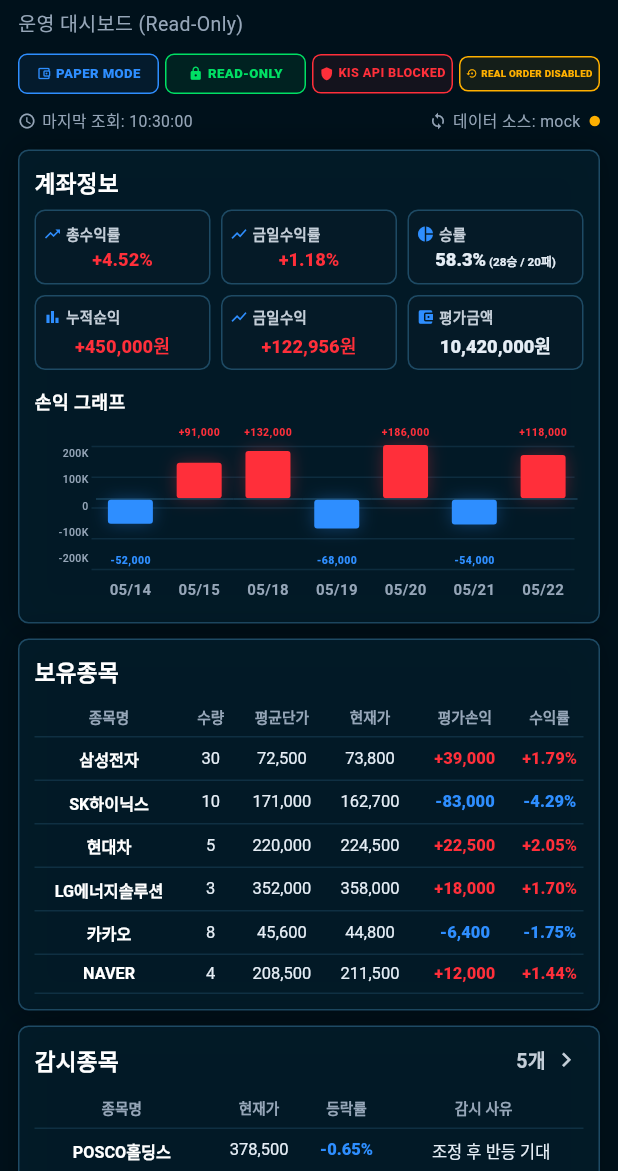
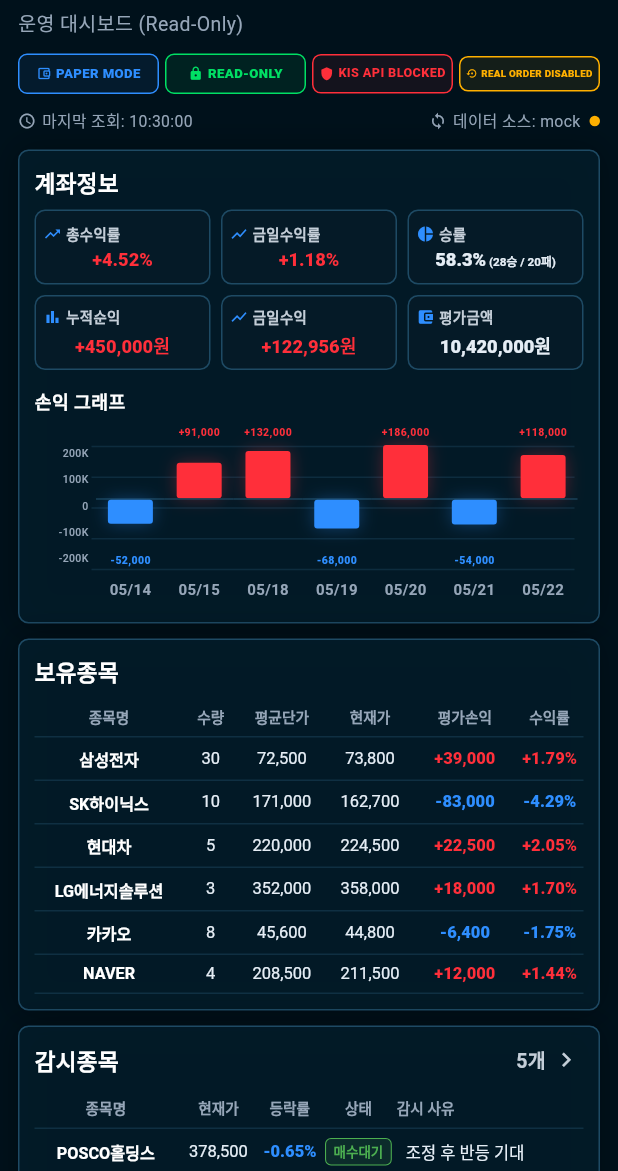
Before and after one commit to gunbarif-wq/Gichan_Abba_Mobile, a Flutter app: the screen it shows after launch, on a phone screen of 412 x 824 dp, the part 65-1236 px from its top. Run offline on Flutter 3.47's test engine with Material 3 defaults, Android fonts, the phone set to English and light mode, and no system bars.

Commit message:
feat: 감시종목 상태 컬럼 추가 (매도대기/매수대기), 감시사유 한글 다중표시
- 헤더: 등락률과 감시사유 사이에 '상태' 컬럼 추가 (flex 26/15/11/14/34)
- 상태 뱃지: 매도대기(주황, 보유종목), 매수대기(초록)
- 감시사유: reasons_ko 최대 3개 줄바꿈 표시, fallback watchReasonText
- 종목명 셀의 매도감시 인라인 뱃지 제거 (상태 컬럼으로 대체)
- 매도대기(보유종목) 서버 정렬 기준 상단 유지

Co-Authored-By: Claude Sonnet 4.6 <noreply@anthropic.com>

```diff
--- a/lib/main.dart
+++ b/lib/main.dart
@@ -641,61 +641,70 @@ class WatchlistTableCard extends StatelessWidget {
           : Column(
               children: [
                 const DataHeader(
-                  cells: ['종목명', '현재가', '등락률', '감시 사유'],
-                  flexes: [28, 16, 12, 32],
+                  cells: ['종목명', '현재가', '등락률', '상태', '감시 사유'],
+                  flexes: [26, 15, 11, 14, 34],
                   alignments: [
                     Alignment.center,
                     Alignment.center,
                     Alignment.center,
                     Alignment.center,
+                    Alignment.centerLeft,
                   ],
                 ),
                 ...items.map(
                   (item) {
-                    final sellBadge = item.isSellWatch
-                        ? Container(
-                            padding: const EdgeInsets.symmetric(horizontal: 4, vertical: 1),
-                            margin: const EdgeInsets.only(left: 4),
-                            decoration: BoxDecoration(
-                              color: Color(0xFFFF6B35).withOpacity(0.18),
-                              borderRadius: BorderRadius.circular(4),
-                              border: Border.all(color: const Color(0xFFFF6B35), width: 0.7),
-                            ),
-                            child: const Text('매도감시', style: TextStyle(fontSize: 9, color: Color(0xFFFF6B35))),
-                          )
-                        : const SizedBox.shrink();
-                    final nameCell = Row(
-                      mainAxisSize: MainAxisSize.min,
-                      children: [
-                        Flexible(child: NameText(item.name, item.symbol)),
-                        sellBadge,
-                      ],
+                    // 상태 뱃지
+                    final bool isSell = item.isSellWatch;
+                    final statusLabel = isSell ? '매도대기' : '매수대기';
+                    final statusColor = isSell ? const Color(0xFFFF6B35) : const Color(0xFF4CAF50);
+                    final statusBadge = Container(
+                      padding: const EdgeInsets.symmetric(horizontal: 5, vertical: 2),
+                      decoration: BoxDecoration(
+                        color: statusColor.withOpacity(0.13),
+                        borderRadius: BorderRadius.circular(4),
+                        border: Border.all(color: statusColor, width: 0.7),
+                      ),
+                      child: Text(
+                        statusLabel,
+                        style: TextStyle(fontSize: 9, color: statusColor, fontWeight: FontWeight.w600),
+                      ),
                     );
-                    final _baseReason = item.watchReasonText.isNotEmpty
-                        ? item.watchReasonText
-                        : (item.isSellWatch ? '매도감시' : item.stageStatus);
-                    final reasonText = item.isSellWatch && item.pnlPct != 0.0
-                        ? '$_baseReason (${item.pnlPct >= 0 ? "+" : ""}${item.pnlPct.toStringAsFixed(2)}%)'
-                        : _baseReason;
+
+                    // 감시사유: reasons_ko 최대 3개 줄바꿈, 없으면 watchReasonText fallback
+                    final reasonLines = item.reasonsKo.isNotEmpty
+                        ? item.reasonsKo.take(3).toList()
+                        : (item.watchReasonText.isNotEmpty
+                            ? item.watchReasonText.split(', ').take(3).toList()
+                            : <String>[]);
+                    final reasonWidget = reasonLines.isEmpty
+                        ? PlainText(item.stageStatus.isNotEmpty ? item.stageStatus : '-')
+                        : Column(
+                            crossAxisAlignment: CrossAxisAlignment.start,
+                            mainAxisSize: MainAxisSize.min,
+                            children: reasonLines
+                                .map((r) => Text(r, style: const TextStyle(color: AppColors.textMain, fontSize: 11), maxLines: 1, overflow: TextOverflow.ellipsis))
+                                .toList(),
+                          );
+
                     return Container(
-                      color: item.isSellWatch ? Color(0xFFFF6B35).withOpacity(0.04) : null,
+                      color: isSell ? const Color(0xFFFF6B35).withOpacity(0.04) : null,
                       child: DataRowLine(
-                        flexes: const [28, 16, 12, 32],
+                        flexes: const [26, 15, 11, 14, 34],
                         alignments: const [
                           Alignment.center,
                           Alignment.center,
                           Alignment.center,
                           Alignment.center,
+                          Alignment.centerLeft,
                         ],
                         cells: [
-                          nameCell,
+                          NameText(item.name, item.symbol),
                           PlainText(price(item.currentPrice)),
-                          item.isSellWatch
-                              ? PercentText(item.pnlPct)
-                              : PercentText(item.changePct),
+                          isSell ? PercentText(item.pnlPct) : PercentText(item.changePct),
+                          Center(child: statusBadge),
                           Padding(
-                            padding: const EdgeInsets.only(left: 10),
-                            child: PlainText(reasonText, maxLines: 2),
+                            padding: const EdgeInsets.only(left: 6),
+                            child: reasonWidget,
                           ),
                         ],
                       ),
```
